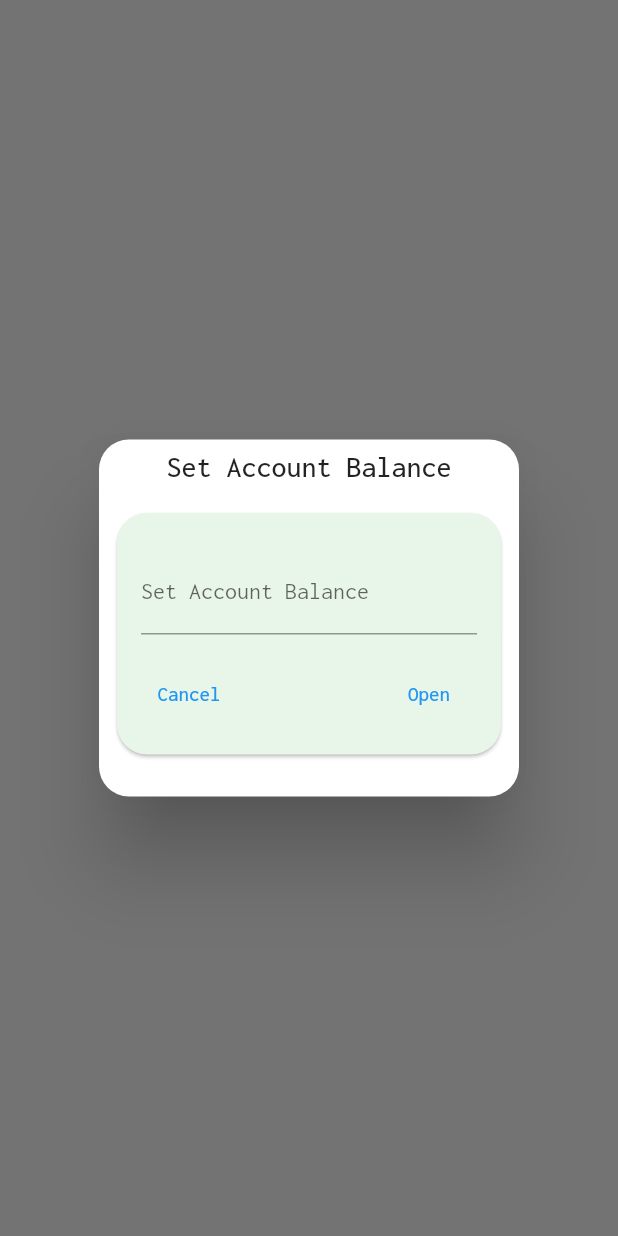
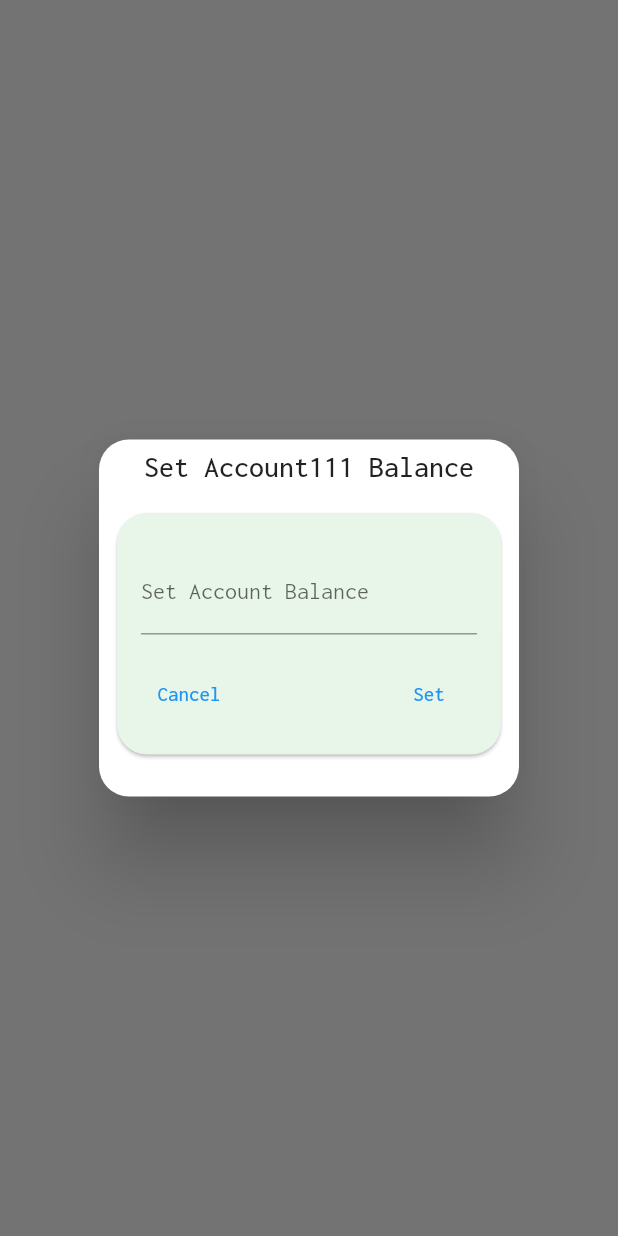
Before and after one commit to andromedabushturkey/shank, a Flutter app: what showSetAccountBalance() shows on an empty page, opened directly, on a phone screen of 412 x 824 dp. Run offline on Flutter 3.47's test engine with Material 2 defaults, Android fonts, the phone set to English and light mode, and no system bars; our stand-ins replace ant_icons, flutter_speed_dial, flutter_svg, flutter_vector_icons, get, google_fonts and 2 more; missing offline and left inert: money2; accounts and stored records are empty; statements that could not run were skipped; project files that could hold a hidden picture were left out.

Commit message:
minor changes

```diff
--- a/lib/Widgets/set_account_balance_dialog.dart
+++ b/lib/Widgets/set_account_balance_dialog.dart
@@ -4,7 +4,7 @@ import 'package:get/get.dart';
 Future<void> showSetAccountBalance() async {
   final GlobalKey<FormState> _formKey = GlobalKey<FormState>();
 
-  Widget _buildDbPassword() {
+  Widget _buildSetAccount() {
     return TextFormField(
       decoration: InputDecoration(labelText: 'Set Account Balance'),
       validator: (String? value) {
@@ -17,7 +17,7 @@ Future<void> showSetAccountBalance() async {
 
   await Get.defaultDialog(
     barrierDismissible: false,
-    title: 'Set Account Balance',
+    title: 'Set Account111 Balance',
     content: Card(
       color: Colors.green[50],
       shape: RoundedRectangleBorder(borderRadius: BorderRadius.circular(20)),
@@ -28,10 +28,9 @@ Future<void> showSetAccountBalance() async {
             Form(
               key: _formKey,
               child: Container(
-                child: Obx(
-                  () => Column(
+                child: Column(
                   children: [
-                      _buildDbPassword(),
+                    _buildSetAccount(),
                     SizedBox(
                       height: 16,
                     ),
@@ -43,14 +42,18 @@ Future<void> showSetAccountBalance() async {
                           child: Text('Cancel'),
                         ),
                         TextButton(
-                              onPressed: () async {}, child: Text('Open')),
+                            onPressed: () async {
+                              if (_formKey.currentState != null) {
+                                _formKey.currentState!.validate();
+                              }
+                            },
+                            child: Text('Set')),
                       ],
                     ),
                     SizedBox(
                       height: 16,
                     ),
                   ],
-                  ),
                 ),
               ),
             )
```
Also changed, not shown: lib/screens/home_page.dart (+3 -49 lines), lib/utils/db_helper.dart (+4 -4 lines), 1 other file. Lines whose indentation alone changed are shown as unchanged.
